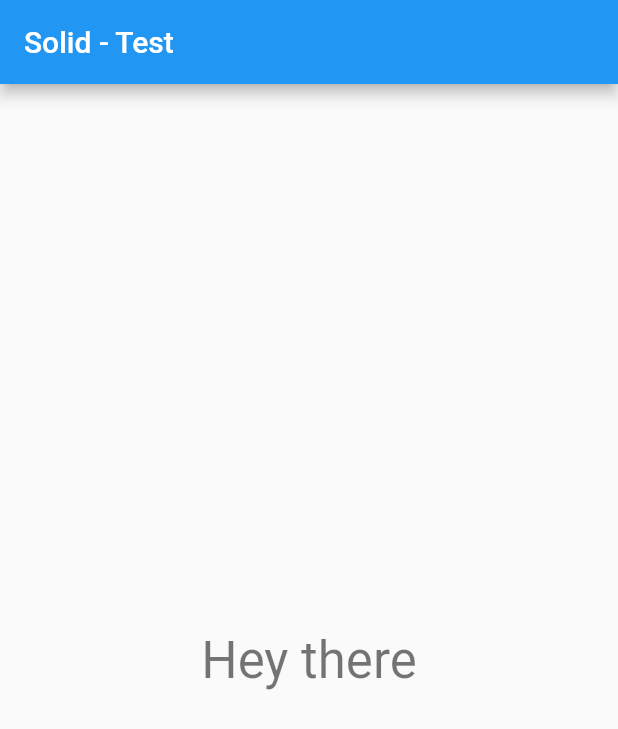
After one commit to BrunoSantosCosta/solid-test, a Flutter app: the screen it shows after launch, on a phone screen of 412 x 824 dp. The commit adds this screen. Shown: the top 729 px of the screen. Run offline on Flutter 3.47's test engine with Material 2 defaults, Android fonts, the phone set to English and light mode, and no system bars; our stand-ins replace flutter_mobx, mobx; generated files the repository leaves out were written again.

Commit message:
Generate aleatory color to background on tap anywhere to screen

```diff
--- /dev/null
+++ b/lib/components/background_color.dart
@@ -0,0 +1,28 @@
+
+
+import 'package:flutter/material.dart';
+import 'package:flutter_mobx/flutter_mobx.dart';
+import 'package:solid_test/states/color.state.dart';
+
+class BackgroundColor extends StatelessWidget {
+  const BackgroundColor({
+    Key? key,
+  }) : super(key: key);
+
+  @override
+  Widget build(BuildContext context) {
+    return Observer(
+      builder: (_) {
+        return Container(
+          color: color.newColor,
+          child: Center(
+            child: Text(
+              'Hey there',
+              style: Theme.of(context).textTheme.headline4,
+            ),
+          ),
+        );
+      },
+    );
+  }
+}
--- /dev/null
+++ b/lib/screens/home_screen.dart
@@ -0,0 +1,26 @@
+import 'package:flutter/material.dart';
+import 'package:solid_test/components/background_color.dart';
+import 'package:solid_test/states/color.state.dart';
+
+dynamic randomColor;
+
+class HomeScreen extends StatelessWidget {
+  const HomeScreen({
+    Key? key,
+  }) : super(key: key);
+
+  @override
+  Widget build(BuildContext context) {
+    return GestureDetector(
+      onTap: () => {
+        color.changeColor(),
+      },
+      child: Scaffold(
+        appBar: AppBar(
+          title: const Text('Solid - Test'),
+        ),
+        body: const BackgroundColor(),
+      ),
+    );
+  }
+}
--- a/pubspec.yaml
+++ b/pubspec.yaml
@@ -10,11 +10,14 @@ dependencies:
   flutter:
     sdk: flutter
   cupertino_icons: ^1.0.2
-
+  mobx: ^2.1.3+1
+  flutter_mobx: ^2.0.6+5
 dev_dependencies:
   flutter_test:
     sdk: flutter
   flutter_lints: ^2.0.0
+  mobx_codegen: ^2.1.1
+  build_runner: ^2.3.2
 
 flutter:
   uses-material-design: true
```
Also changed, not shown: lib/main.dart (+4 -48 lines), lib/states/color.state.dart (added, +41 -0 lines), lib/states/color.state.g.dart (added), pubspec.lock.
